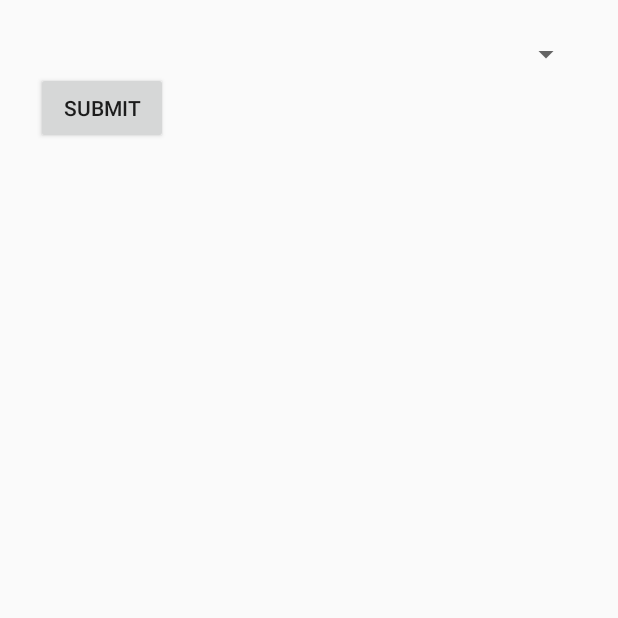
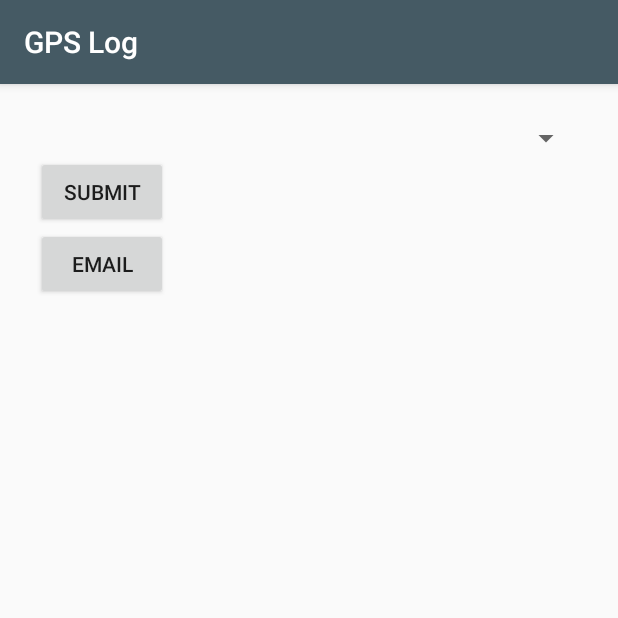
Before and after one commit to hangdong04/City, an Android app: the screen it shows after launch (MainActivity), on a phone screen of 412 x 824 dp, the top half of it. Run offline under Robolectric (Android 15) with nearby library versions, the phone set to English and light mode, and no system bars; libraries missing offline, so code that uses them is left out: com.weiwangcn.betterspinner, de.greenrobot.event; plain views replace MaterialBetterSpinner; 4 statements that could not run were skipped.

Commit message:
Add email function

```diff
--- a/app/src/main/java/phatthanaphong/city/MainActivity.java
+++ b/app/src/main/java/phatthanaphong/city/MainActivity.java
@@ -3,10 +3,12 @@ package phatthanaphong.city;
 import android.app.ActivityManager;
 import android.content.Context;
 import android.content.Intent;
+import android.net.Uri;
 import android.os.Bundle;
 import android.os.Environment;
 import android.support.v7.app.AppCompatActivity;
 import android.util.Log;
+import android.view.Menu;
 import android.view.View;
 import android.widget.ArrayAdapter;
 import android.widget.Button;
@@ -14,6 +16,7 @@ import android.widget.TextView;
 import android.widget.Toast;
 import com.weiwangcn.betterspinner.library.material.MaterialBetterSpinner;
 
+import java.io.File;
 import java.io.FileInputStream;
 import java.io.FileNotFoundException;
 import java.io.FileOutputStream;
@@ -21,6 +24,7 @@ import java.io.IOException;
 import java.io.InputStream;
 import java.io.OutputStream;
 import java.io.StreamCorruptedException;
+import java.util.Random;
 
 import de.greenrobot.event.EventBus;
 
@@ -36,6 +40,7 @@ public class MainActivity extends AppCompatActivity{
     String mode;
     MaterialBetterSpinner spinner;
     Button startButton;
+    Button email;
 
     private EventBus eventBus = EventBus.getDefault();
     @Override
@@ -91,6 +96,13 @@ public class MainActivity extends AppCompatActivity{
         });
         textView = (TextView)findViewById(R.id.textDetail);
         header = (TextView) findViewById(R.id.header);
+        email = (Button)findViewById(R.id.email);
+        email.setOnClickListener(new View.OnClickListener() {
+            @Override
+            public void onClick(View v) {
+                sendEmail(MainActivity.this);
+            }
+        });
     }
     private void init(){
         if (myPreference.getButtonState() == 0){
@@ -110,6 +122,11 @@ public class MainActivity extends AppCompatActivity{
         }
         Log.d(TAG, "onResume");
         super.onResume();
+    }
+
+    @Override
+    public boolean onCreateOptionsMenu(Menu menu) {
+        return super.onCreateOptionsMenu(menu);
     }
 
     @Override
@@ -169,7 +186,21 @@ public class MainActivity extends AppCompatActivity{
         java.io.File dbFile = new java.io.File(fileName);
         return dbFile.exists();
     }
+    private void sendEmail(Context ctx){
+        File backupDB = null;
+        backupDB = new File(Environment.getExternalStorageDirectory().getAbsolutePath(), "GpsLog.db");
+        Intent emailIntent = new Intent(android.content.Intent.ACTION_SEND);
+        emailIntent.setType("*/*");
+        emailIntent.putExtra(android.content.Intent.EXTRA_EMAIL,
+                new String[] { "phatthanaphong_th@cmu.ac.th" });
 
+        Random r = new Random();
+
+        emailIntent.putExtra(android.content.Intent.EXTRA_SUBJECT,
+                "Local db " + r.nextInt());
+        emailIntent.putExtra(Intent.EXTRA_STREAM, Uri.fromFile(backupDB));
+        ctx.startActivity(Intent.createChooser(emailIntent, "Export database"));
+    }
     private void backupDBonSDcard(Context context, String dbName){
         String DB_PATH = context.getDatabasePath(dbName).getPath();
         Log.d("DB_PATH:" , DB_PATH);
--- a/app/src/main/res/layout/activity_main.xml
+++ b/app/src/main/res/layout/activity_main.xml
@@ -57,4 +57,9 @@
         android:layout_marginTop="20dp"
         android:text="@string/save_text"
         android:visibility="gone"/>
+    <Button
+        android:id="@+id/email"
+        android:layout_width="wrap_content"
+        android:layout_height="wrap_content"
+        android:text="Email"/>
 </LinearLayout>
--- a/app/src/main/res/values/styles.xml
+++ b/app/src/main/res/values/styles.xml
@@ -1,6 +1,6 @@
 <resources>
 
-    <style name="BaseTheme" parent="Theme.AppCompat.Light.NoActionBar">
+    <style name="BaseTheme" parent="Theme.AppCompat.Light.DarkActionBar">
         <item name="colorPrimary">@color/app_primary</item>
         <item name="colorPrimaryDark">@color/app_primary_dark</item>
         <item name="android:windowContentOverlay">@null</item>
```
